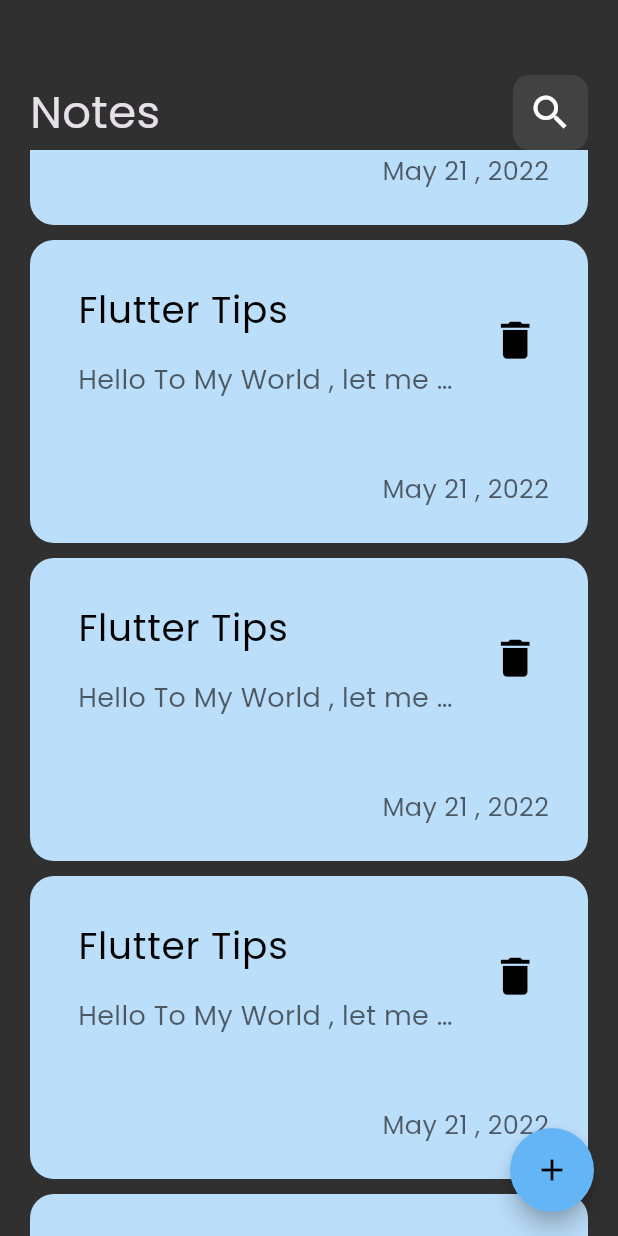
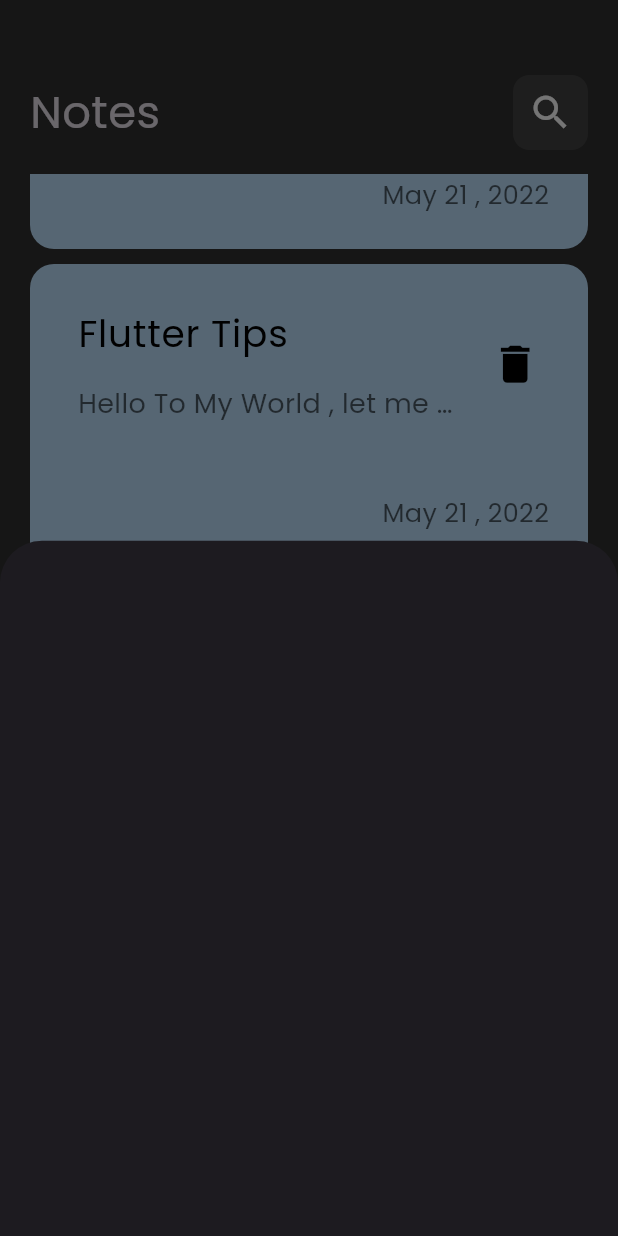
Before and after one commit to Samah-Osama/notes_app, a Flutter app: the screen it shows after launch, scrolled down 576 dp, after a tap on the "add" icon, on a phone screen of 412 x 824 dp. Run offline on Flutter 3.47's test engine with Material 3 defaults, Android fonts, the phone set to English and light mode, and no system bars.

Commit message:
show modal bottom sheet

```diff
--- /dev/null
+++ b/lib/Views/Widgets/add_note_bottom_sheet.dart
@@ -0,0 +1,8 @@
+import 'package:flutter/material.dart';
+class AddNoteBottomSheet extends StatelessWidget {
+  const AddNoteBottomSheet({super.key});
+  @override
+  Widget build(BuildContext context) {
+    return Container();
+  }
+}
--- a/lib/Views/Widgets/custom_note_list_view.dart
+++ b/lib/Views/Widgets/custom_note_list_view.dart
@@ -5,16 +5,18 @@ class NoteListView extends StatelessWidget {
   const NoteListView({
     super.key,
   });
-
   @override
   Widget build(BuildContext context) {
-    return Expanded(
-      child: ListView.builder(itemBuilder: (context, int) {
-        return Padding(
-          padding: const EdgeInsets.only(bottom: 10),
-          child: NoteItem(),
-        );
-      }),
+    return Padding(
+      padding: const EdgeInsets.symmetric(vertical: 16),
+      child: ListView.builder(
+          padding: EdgeInsets.zero,
+          itemBuilder: (context, int) {
+            return  Padding(
+              padding: const EdgeInsets.only(bottom: 10),
+              child:  NoteItem(),
+            );
+          }),
     );
   }
 }
--- a/lib/Views/Widgets/notes_view_body.dart
+++ b/lib/Views/Widgets/notes_view_body.dart
@@ -1,3 +1,4 @@
+import 'package:flutter/cupertino.dart';
 import 'package:flutter/material.dart';
 import 'package:flutter/widgets.dart';
 import 'package:notes_app/Views/Widgets/custom_app_bar.dart';
@@ -13,7 +14,7 @@ class NotesViewBody extends StatelessWidget {
         children: [
           SizedBox(height: 50),
           CustomAppBar(),
-          NoteListView(),
+          Expanded(child: NoteListView()),
         ],
       ),
     );
--- a/lib/Views/notes_view.dart
+++ b/lib/Views/notes_view.dart
@@ -1,4 +1,5 @@
 import 'package:flutter/material.dart';
+import 'package:notes_app/Views/Widgets/add_note_bottom_sheet.dart';
 import 'package:notes_app/Views/Widgets/notes_view_body.dart';
 
 class NotesView extends StatelessWidget {
@@ -8,7 +9,13 @@ class NotesView extends StatelessWidget {
   Widget build(BuildContext context) {
     return Scaffold(
       floatingActionButton: FloatingActionButton(
-        onPressed: () {},
+        onPressed: () {
+          showModalBottomSheet(
+              context: context,
+              builder: (context) {
+                return AddNoteBottomSheet();
+              });
+        },
         backgroundColor: Colors.blue[300],
         shape: const OvalBorder(),
         child: const Icon(
```
